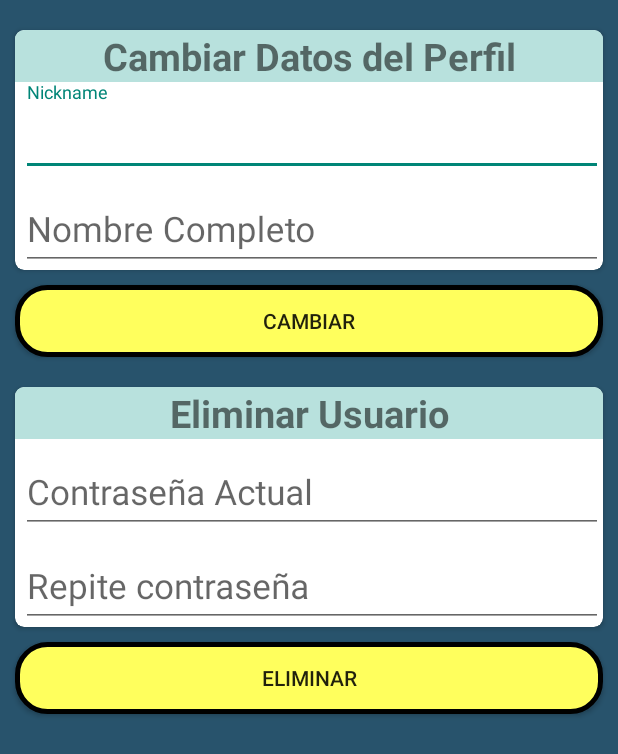
After one commit to XXnikoDarkXX/-El-Mundo-Animal, an Android app: the CambiarDatosUsuario screen opened directly, with no data from a screen before it, on a phone screen of 412 x 824 dp. The commit adds this screen. Shown: the top 754 px of the screen. Run offline under Robolectric (Android 15) with nearby library versions, the phone set to English and light mode, and no system bars; our stand-ins replace Firebase (no records; nobody signed in at launch, a user with empty details on screens opened directly).

Commit message:
Cambiar Datos Perfil
- Actividad de cambiar Datos accesible desde el fragment Perfil
-También en dicha actividad se puede borrar el usuario

```diff
--- a/ElMundoAnimal/app/src/main/AndroidManifest.xml
+++ b/ElMundoAnimal/app/src/main/AndroidManifest.xml
@@ -9,7 +9,8 @@
         android:roundIcon="@mipmap/ic_launcher_round"
         android:supportsRtl="true"
         android:theme="@style/Theme.ElMundoAnimal">
-        <activity android:name="actividades.CambiarContrasenia"></activity>
+        <activity android:name="actividades.CambiarDatosUsuario"></activity>
+        <activity android:name="actividades.CambiarContrasenia" />
         <activity android:name="actividades.Carga" />
         <activity android:name="actividades.PurebaConsultaFirebase" />
         <activity android:name="actividades.Principal" />
--- a/ElMundoAnimal/app/src/main/java/constantes/Database.kt
+++ b/ElMundoAnimal/app/src/main/java/constantes/Database.kt
@@ -4,7 +4,8 @@ import com.google.firebase.auth.FirebaseAuth
 import com.google.firebase.firestore.FirebaseFirestore
 
 class Database {
- companion object  { val firebaseDB:FirebaseFirestore= FirebaseFirestore.getInstance()
+ companion object  {
+  val firebaseDB:FirebaseFirestore= FirebaseFirestore.getInstance()
   val firebaseAuth: FirebaseAuth = FirebaseAuth.getInstance()
 
 
--- /dev/null
+++ b/ElMundoAnimal/app/src/main/res/layout/activity_cambiar_datos_usuario.xml
@@ -0,0 +1,155 @@
+<?xml version="1.0" encoding="utf-8"?>
+<androidx.constraintlayout.widget.ConstraintLayout xmlns:android="http://schemas.android.com/apk/res/android"
+    xmlns:app="http://schemas.android.com/apk/res-auto"
+    xmlns:tools="http://schemas.android.com/tools"
+    android:layout_width="match_parent"
+    android:layout_height="match_parent"
+    android:background="@color/azul"
+    tools:context="actividades.CambiarDatosUsuario">
+
+    <Button
+        android:id="@+id/btnEliminarUsuario"
+        android:layout_width="0dp"
+        android:layout_height="wrap_content"
+        android:layout_marginStart="10dp"
+        android:layout_marginTop="10dp"
+        android:layout_marginEnd="10dp"
+        android:onClick="eliminar"
+        android:background="@drawable/button_round"
+        android:text="@string/eliminar"
+        app:layout_constraintEnd_toEndOf="parent"
+        app:layout_constraintHorizontal_bias="0.0"
+        app:layout_constraintStart_toStartOf="parent"
+        app:layout_constraintTop_toBottomOf="@+id/cardView15" />
+
+    <androidx.cardview.widget.CardView
+        android:id="@+id/cardView14"
+        android:layout_width="match_parent"
+        android:layout_height="wrap_content"
+        android:layout_marginStart="10dp"
+        android:layout_marginTop="20dp"
+        android:layout_marginEnd="10dp"
+        app:cardCornerRadius="6dp"
+        app:layout_constraintEnd_toEndOf="parent"
+        app:layout_constraintHorizontal_bias="0.0"
+        app:layout_constraintStart_toStartOf="parent"
+        app:layout_constraintTop_toTopOf="parent">
+
+        <LinearLayout
+            android:id="@+id/linearLayout3"
+            android:layout_width="match_parent"
+            android:layout_height="wrap_content"
+
+
+
+            android:orientation="vertical">
+
+            <TextView
+                android:id="@+id/textView7"
+                style="@style/texto"
+                android:layout_width="match_parent"
+                android:layout_height="match_parent"
+
+                android:background="@color/verdeClaro2"
+
+                android:text="@string/cambiarDatosPerfil"
+                android:textAlignment="center" />
+
+            <com.google.android.material.textfield.TextInputLayout
+                android:layout_width="match_parent"
+                android:layout_marginStart="4dp"
+                android:layout_height="match_parent">
+
+                <com.google.android.material.textfield.TextInputEditText
+                    android:id="@+id/editTextNickname"
+                    android:layout_width="match_parent"
+                    android:layout_height="match_parent"
+                    android:hint="@string/nickname"
+                    android:textSize="23sp" />
+            </com.google.android.material.textfield.TextInputLayout>
+
+            <com.google.android.material.textfield.TextInputLayout
+                android:layout_width="match_parent"
+                android:layout_marginStart="4dp"
+                android:layout_height="match_parent">
+
+                <com.google.android.material.textfield.TextInputEditText
+                    android:id="@+id/editTextNombre"
+                    android:layout_width="match_parent"
+                    android:layout_height="match_parent"
+                    android:hint="@string/nombreCompleto"
+                    android:textSize="23sp" />
+            </com.google.android.material.textfield.TextInputLayout>
+        </LinearLayout>
+    </androidx.cardview.widget.CardView>
+
+    <Button
+        android:id="@+id/btnAplicar"
+        android:layout_width="0dp"
+        android:layout_height="wrap_content"
+        android:layout_marginTop="10dp"
+        android:onClick="cambiar"
+        android:text="@string/btnCambiar"
+        android:background="@drawable/button_round"
+        app:layout_constraintEnd_toEndOf="parent"
+        android:layout_marginStart="10dp"
+        android:layout_marginEnd="10dp"
+        app:layout_constraintStart_toStartOf="parent"
+        app:layout_constraintTop_toBottomOf="@+id/cardView14" />
+
+    <androidx.cardview.widget.CardView
+        android:id="@+id/cardView15"
+        android:layout_width="match_parent"
+        android:layout_height="wrap_content"
+        android:layout_marginStart="10dp"
+        android:layout_marginTop="20dp"
+        android:layout_marginEnd="10dp"
+        app:cardCornerRadius="6dp"
+        app:layout_constraintEnd_toEndOf="parent"
+        app:layout_constraintStart_toStartOf="parent"
+        app:layout_constraintTop_toBottomOf="@+id/btnAplicar">
+
+        <LinearLayout
+            android:layout_width="match_parent"
+            android:layout_height="match_parent"
+            android:orientation="vertical">
+
+            <TextView
+                android:id="@+id/textView10"
+                style="@style/texto"
+                android:layout_width="match_parent"
+
+                android:layout_height="match_parent"
+                android:background="@color/verdeClaro2"
+                android:text="@string/eliminarUsuario"
+                android:textAlignment="center" />
+
+            <com.google.android.material.textfield.TextInputLayout
+                android:layout_width="match_parent"
+                android:layout_height="match_parent">
+
+                <com.google.android.material.textfield.TextInputEditText
+                    android:id="@+id/editTextPassActual"
+                    android:layout_width="match_parent"
+                    android:layout_height="wrap_content"
+                    android:layout_marginStart="4dp"
+                    android:textSize="23sp"
+                    android:hint="@string/contraseniaActual" />
+            </com.google.android.material.textfield.TextInputLayout>
+
+            <com.google.android.material.textfield.TextInputLayout
+                android:layout_width="match_parent"
+                android:layout_height="match_parent"
+                android:layout_marginStart="4dp">
+
+                <com.google.android.material.textfield.TextInputEditText
+                    android:id="@+id/editTextPassActual2"
+                    android:layout_width="match_parent"
+                    android:layout_height="wrap_content"
+                    android:textSize="23sp"
+                    android:hint="@string/repiteContrasenia" />
+            </com.google.android.material.textfield.TextInputLayout>
+        </LinearLayout>
+    </androidx.cardview.widget.CardView>
+
+</androidx.constraintlayout.widget.ConstraintLayout>
--- a/ElMundoAnimal/app/src/main/res/values/strings.xml
+++ b/ElMundoAnimal/app/src/main/res/values/strings.xml
@@ -42,6 +42,8 @@
     <string name="tituloCambiarContrasenia">A continuación puedes cambiar la contraseña</string>
     <string name="nuevaContrasenia">Nueva Contraseña</string>
     <string name="btnCambiar">Cambiar</string>
-
+    <string name="cambiarDatosPerfil">Cambiar Datos del Perfil</string>
+    <string name="eliminarUsuario">Eliminar Usuario</string>
+    <string name="eliminar">Eliminar</string>
 
 </resources>
```
Also changed, not shown: ElMundoAnimal/app/src/main/java/actividades/CambiarContrasenia.kt (+5 -5 lines), ElMundoAnimal/app/src/main/java/actividades/CambiarDatosUsuario.kt (added, +115 -0 lines), ElMundoAnimal/app/src/main/java/fragments/FragmentPerfil.kt (+9 -1 lines).
